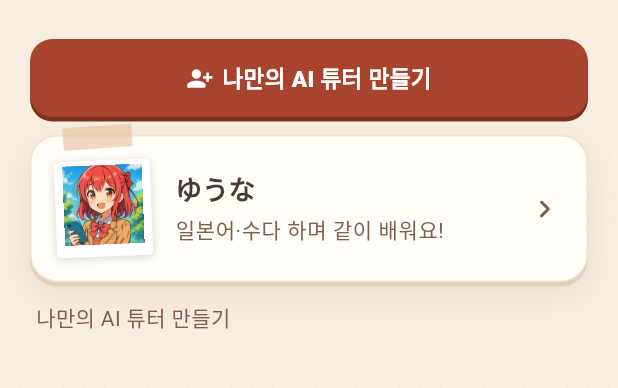
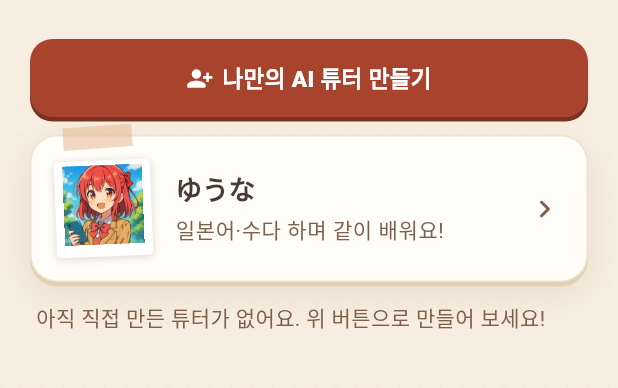
Before and after one commit to CobyApp/Tomotomo, a Flutter app: the CharactersTab screen opened directly, on a phone screen of 412 x 824 dp, the part 75-463 px from its top. Run offline on Flutter 3.47's test engine with Material 3 defaults, Android fonts, the phone set to English and light mode, and no system bars; our stand-ins replace flutter_dotenv, google_mobile_ads, hive_ce, hive_ce_flutter, image_picker, shared_preferences; missing offline and left inert: background_downloader, flutter_gemma, flutter_gemma_litertlm, home_widget; accounts and stored records are empty; Roboto replaces fonts that are missing (Pretendard).

Commit message:
fix(ui/l10n): korean word-book empty text, tutor chat empty copy, dedicated my-tutor empty hint (QA)

```diff
--- a/lib/core/l10n/app_strings.dart
+++ b/lib/core/l10n/app_strings.dart
@@ -53,7 +53,7 @@ class AppStrings {
     'retry': '다시 시도',
     'chatsTitle': '채팅',
     'chatsEmpty': '아직 채팅이 없습니다',
-    'chatsEmptyHint': '직접 메시지를 보낸 대화만 여기에 표시됩니다. 스와이프로 대화를 삭제할 수 있어요.',
+    'chatsEmptyHint': 'AI 튜터와 나눈 대화가 여기에 표시돼요. 스와이프로 삭제할 수 있어요.',
     'chatsTimeYesterday': '어제',
     'chatsListNoPreview': '메시지가 없습니다',
     'chatsLoadCharacterError': '캐릭터를 불러올 수 없습니다.',
@@ -82,6 +82,7 @@ class AppStrings {
     'charactersDeleted': '삭제했습니다.',
     'charactersDeleteFailed': '삭제 실패',
     'charactersEmptyMyCta': '나만의 AI 튜터 만들기',
+    'charactersEmptyMyHint': '아직 직접 만든 튜터가 없어요. 위 버튼으로 만들어 보세요!',
     'langKorean': '한국어',
     'langJapanese': '日本語',
     'languageTitle': '앱 언어',
@@ -141,7 +142,7 @@ class AppStrings {
     'notebookStudyNoMeaning': '저장된 뜻이 없습니다.',
     'notebookEmpty': '저장한 단어가 없습니다',
     'notebookEmptyHintKo': '한국어 단어장이 비어 있어요. 표현 시트에서 단어 오른쪽 ＋를 눌러 추가하세요.',
-    'notebookEmptyHintJa': '日本語単語帳が空です。表現シートの語彙の右の＋から追加できます。',
+    'notebookEmptyHintJa': '일본어 단어장이 비어 있어요. 표현 시트에서 단어 오른쪽 ＋를 눌러 추가하세요.',
     'notebookDeleteTitle': '단어 삭제',
     'notebookWordDeleted': '단어를 삭제했습니다.',
     'notebookLegacyNoteLabel': '(이전 버전에서 저장된 긴 메모)',
@@ -175,7 +176,7 @@ class AppStrings {
     'chatReportCancel': '취소',
     'addWordToNotebookTooltip': '단어장에 추가',
     'wordAddedToNotebookKo': '한국어 단어장에 단어를 추가했습니다.',
-    'wordAddedToNotebookJa': '日本語単語帳に単語を追加しました。',
+    'wordAddedToNotebookJa': '일본어 단어장에 단어를 추가했습니다.',
     'wordSaveNotebookFailed': '단어장에 저장하지 못했습니다.',
     'expressionWordSavedTooltip': '단어장에 저장됨',
     'expressionWordSavingTooltip': '저장 중…',
@@ -250,7 +251,7 @@ class AppStrings {
     'retry': '再試行',
     'chatsTitle': 'チャット',
     'chatsEmpty': 'まだチャットがありません',
-    'chatsEmptyHint': '自分からメッセージを送った会話だけが表示されます。スワイプで削除できます。',
+    'chatsEmptyHint': 'AIチューターとの会話がここに表示されます。スワイプで削除できます。',
     'chatsTimeYesterday': '昨日',
     'chatsListNoPreview': 'メッセージがありません',
     'chatsLoadCharacterError': 'キャラを読み込めませんでした。',
@@ -278,6 +279,7 @@ class AppStrings {
     'charactersDeleted': '削除しました。',
     'charactersDeleteFailed': '削除に失敗',
     'charactersEmptyMyCta': 'マイAIチューターを作成',
+    'charactersEmptyMyHint': 'まだ作成したチューターがありません。上のボタンから作成できます。',
     'langKorean': '한국어',
     'langJapanese': '日本語',
     'languageTitle': 'アプリの言語',
--- a/lib/presentation/main_shell/tabs/characters_tab.dart
+++ b/lib/presentation/main_shell/tabs/characters_tab.dart
@@ -179,7 +179,7 @@ class CharactersTabState extends State<CharactersTab>
                   (record) => _recordTile(record, isMine: true),
                 ),
                 if (visibleRecords.isEmpty)
-                  PaperEmptyHint(text: context.tr('charactersEmptyMyCta')),
+                  PaperEmptyHint(text: context.tr('charactersEmptyMyHint')),
               ],
             ),
     );
```
